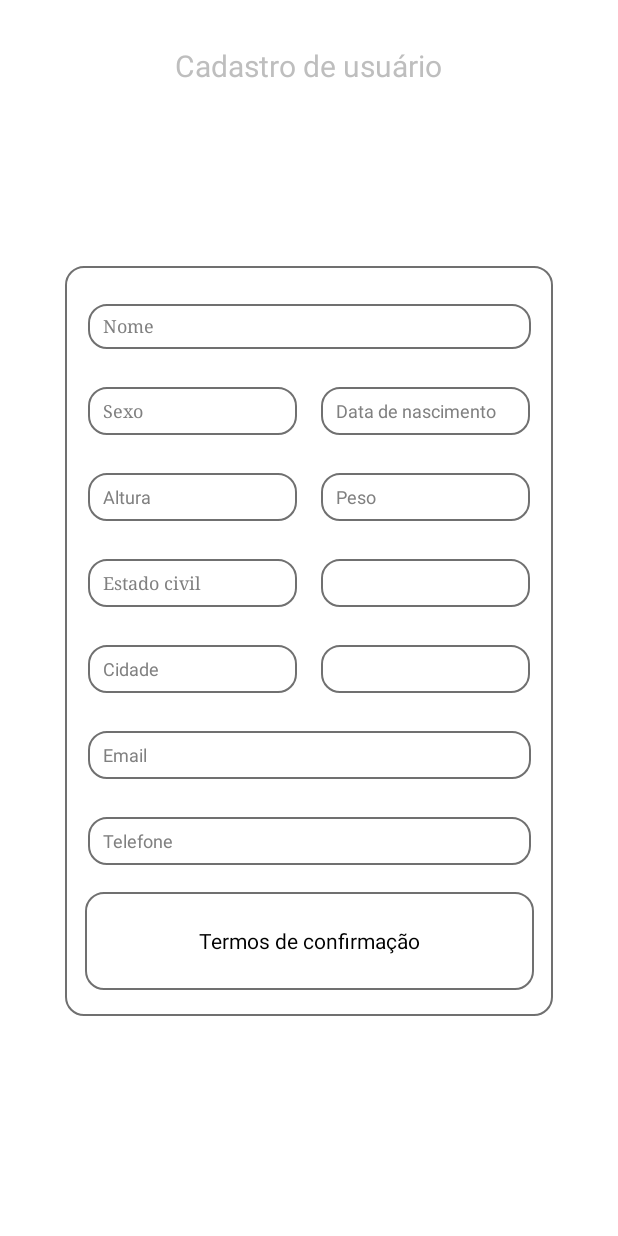
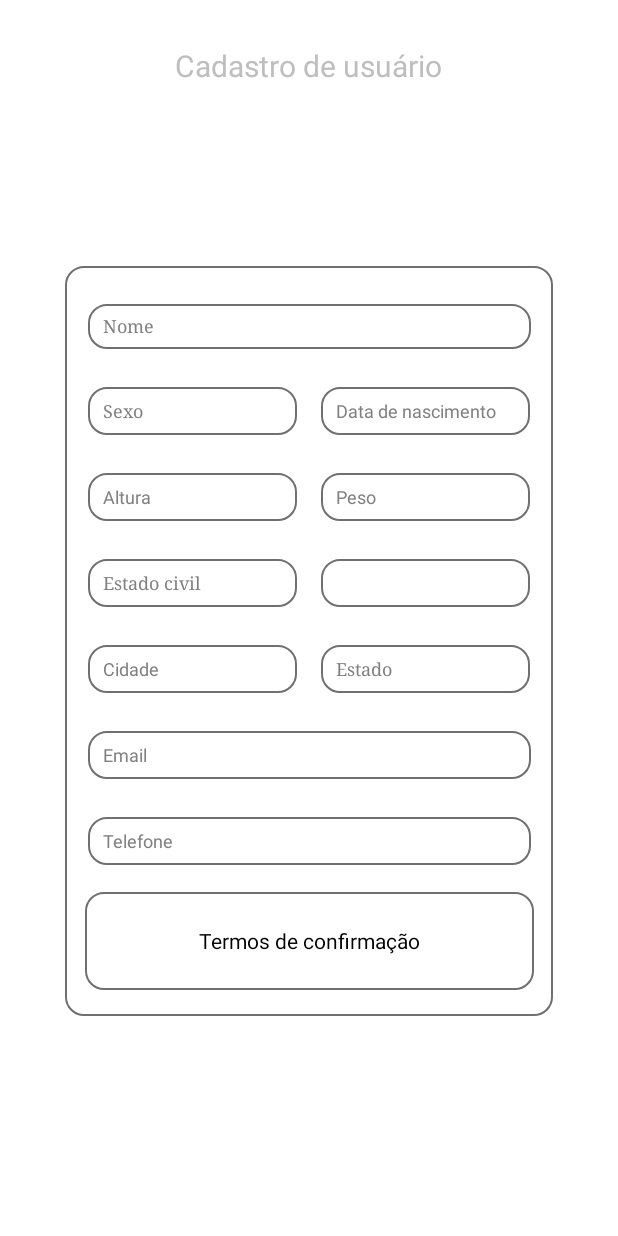
Before and after one commit to ingridmiranda/android-heath-tracking, an Android app: the DadosPessoaisActivity screen opened directly, with no data from a screen before it, after a tap on "Termos de confirmação", on a phone screen of 412 x 824 dp. Run offline under Robolectric (Android 15) with nearby library versions, the phone set to English and light mode, and no system bars; libraries missing offline, so code that uses them is left out: com.github.rtoshiro.util; 19 statements that could not run were skipped.

Commit message:
Inserir opcao de estado

```diff
--- a/app/src/main/java/com/example/healthtracking/DadosPessoaisActivity.java
+++ b/app/src/main/java/com/example/healthtracking/DadosPessoaisActivity.java
@@ -41,19 +41,24 @@ public class DadosPessoaisActivity extends Activity {
         final EditText txtCidade = findViewById(R.id.txtCidade);
         final EditText txtPeso = findViewById(R.id.txtPeso);
         final EditText txtPhone = findViewById(R.id.txtPhone);
-        final Button btSalvarCadastro = findViewById(R.id.btSaveCadastro);
-
 
         final Spinner spinnerSexo = findViewById(R.id.spinnerSexo);
         final Spinner spinnerEstadoCivil = findViewById(R.id.spinnerEstadoCivil);
+        final Spinner spinnerEstado = findViewById(R.id.spinnerEstado);
 
+        final Button btSalvarCadastro = findViewById(R.id.btSaveCadastro);
 
         final String[] array_sexo = new String[]{"Sexo", "Feminino", "Masculino"};
-        final String[] array_estadoCivil = new String[]{"Estado civil", "Solteiro(a)", "Casado(a)", "Separado(a)", "Divorciado(a)", "Viúvo(a)", "União estável"};
-
+        final String[] array_estadoCivil = new String[]{"Estado civil", "Solteiro(a)", "Casado(a)", "Separado(a)", "Divorciado(a)", "Viúvo(a)",
+                "União estável"};
+        final String[] array_estado = new String[]{"Estado", "Acre", "Alagoas", "Amapá", "Amazonas", "Bahia", "Ceará", "Distrito Federal",
+                "Espirito Santo", "Goiás", "Maranhão", "Mato Grosso", "Mato Grosso do Sul", "Minas Gerais", "Pará", "Paraíba", "Paraná",
+                "Pernambuco", "Piauí", "Rio de Janeiro", "Rio Grande do Norte", "Rio Grande do Sul", "Rondônia", "Roraima", "Santa Catarina",
+                "São Paulo", "Sergipe", "Tocantins"};
 
         final List<String> sexoList = new ArrayList<>(Arrays.asList(array_sexo));
         final List<String> estadoCivilList = new ArrayList<>(Arrays.asList(array_estadoCivil));
+        final List<String> estadoList = new ArrayList<>(Arrays.asList(array_estado));
 
 
         /**
@@ -137,7 +142,7 @@ public class DadosPessoaisActivity extends Activity {
                 return view;
             }
         };
-        spinnerArrayAdapterSexo.setDropDownViewResource(R.layout.spinner_item);
+        spinnerArrayAdapterEstadoCivil.setDropDownViewResource(R.layout.spinner_item);
         spinnerEstadoCivil.setAdapter(spinnerArrayAdapterEstadoCivil);
 
         spinnerEstadoCivil.setOnItemSelectedListener(new AdapterView.OnItemSelectedListener() {
@@ -151,6 +156,53 @@ public class DadosPessoaisActivity extends Activity {
             }
         });
 
+
+        /**
+         * Inicializando um ArrayAdapter para Estado
+         */
+        final ArrayAdapter<String> spinnerArrayAdapterEstado = new ArrayAdapter<String>(
+                this,R.layout.spinner_item,estadoList){
+            @Override
+            public boolean isEnabled(int position){
+                if(position == 0)
+                {
+                    // Disable the first item from Spinner
+                    // First item will be use for hint
+                    return false;
+                }
+                else
+                {
+                    return true;
+                }
+            }
+            @Override
+            public View getDropDownView(int position, View convertView,
+                                        ViewGroup parent) {
+                View view = super.getDropDownView(position, convertView, parent);
+                TextView tv = (TextView) view;
+                if(position == 0){
+                    // Set the hint text color gray
+                    tv.setTextColor(Color.GRAY);
+                }
+                else {
+                    tv.setTextColor(Color.BLACK);
+                }
+                return view;
+            }
+        };
+        spinnerArrayAdapterEstado.setDropDownViewResource(R.layout.spinner_item);
+        spinnerEstado.setAdapter(spinnerArrayAdapterEstado);
+
+        spinnerEstado.setOnItemSelectedListener(new AdapterView.OnItemSelectedListener() {
+            @Override
+            public void onItemSelected(AdapterView<?> parent, View view, int position, long id) {
+                String selectedItemText = (String) parent.getItemAtPosition(position);
+            }
+
+            @Override
+            public void onNothingSelected(AdapterView<?> parent) {
+            }
+        });
 
 
         /**
@@ -203,11 +255,12 @@ public class DadosPessoaisActivity extends Activity {
 
                 dadosPessoais.setSexo(spinnerSexo.getSelectedItem().toString());
                 dadosPessoais.setEstadoCivil(spinnerEstadoCivil.getSelectedItem().toString());
+                dadosPessoais.setEstado(spinnerEstado.getSelectedItem().toString());
 
                 String name = dadosPessoais.getNome();
                 Log.d(TAG,  "nome: " + name);
                 Log.d(TAG, dadosPessoais.getCidade() + dadosPessoais.getDataNascimento() + dadosPessoais.getEmail() + dadosPessoais.getTelefone()
-                        + dadosPessoais.getSexo() + dadosPessoais.getEstadoCivil());
+                        + dadosPessoais.getSexo() + dadosPessoais.getEstadoCivil() + dadosPessoais.getEstado());
                 if (isCampoVazio(txtName)){
                     Toast.makeText(getApplicationContext(), "Campo obrigatório!", Toast.LENGTH_LONG).show();
                 } else {
```
